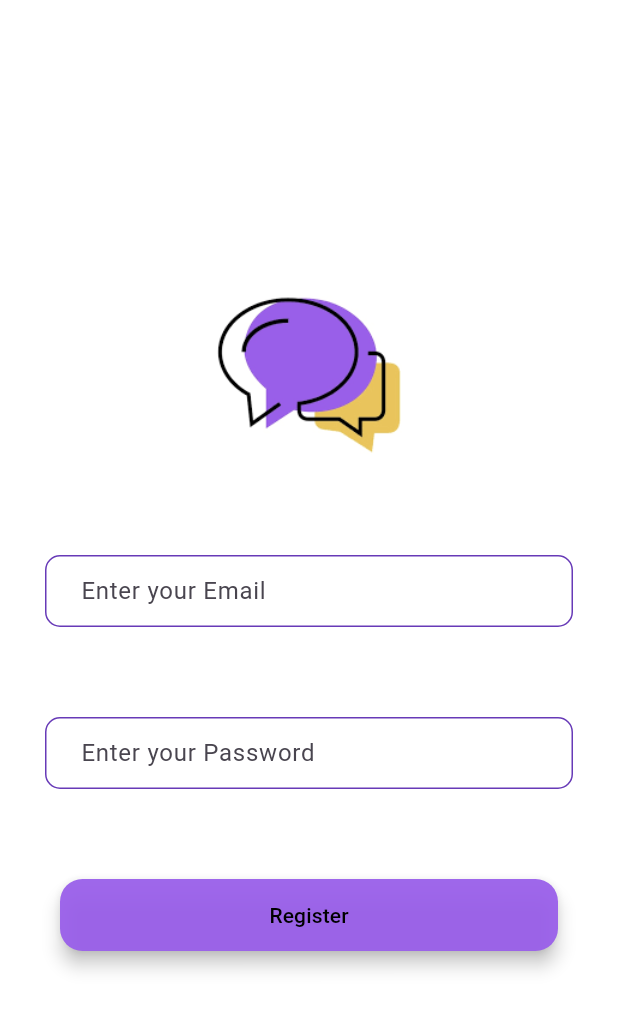
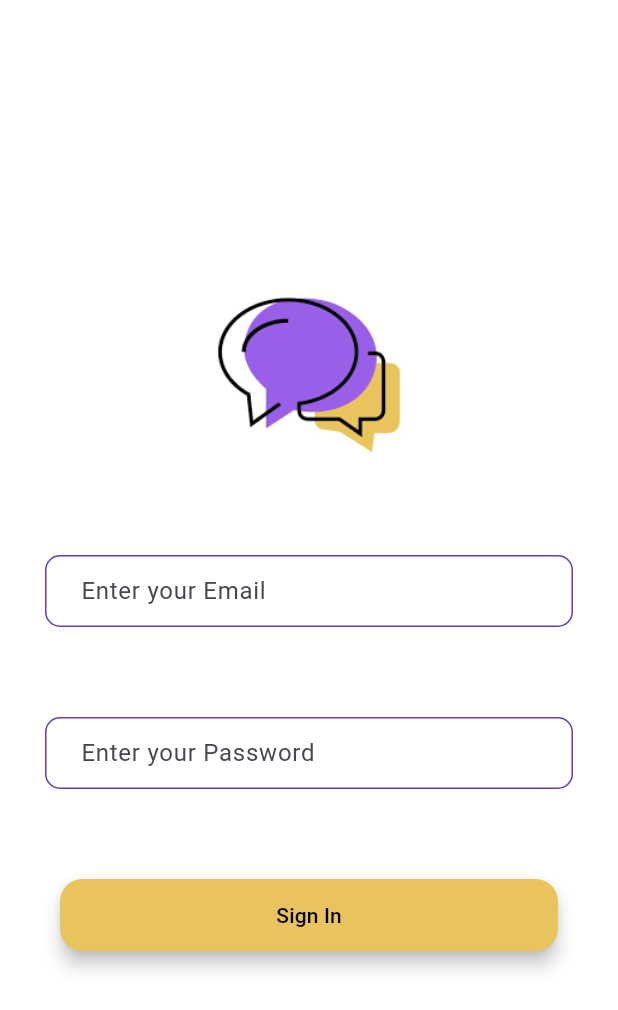
Before and after one commit to olaallm/MessageMe_App, a Flutter app: the screen it shows after launch, on a phone screen of 412 x 824 dp. Shown: the top 1010 px of the screen. Run offline on Flutter 3.47's test engine with Material 3 defaults, Android fonts, the light colour scheme and no system bars.

Commit message:
Login Screen

```diff
--- /dev/null
+++ b/lib/Screens/LoginScreen.dart
@@ -0,0 +1,36 @@
+import 'package:flutter/material.dart';
+import 'package:messageme_app/components/button.dart';
+import 'package:messageme_app/components/textField.dart';
+
+class Loginscreen extends StatefulWidget {
+  const Loginscreen({super.key});
+
+  @override
+  State<Loginscreen> createState() => _RegisterscreenState();
+}
+
+class _RegisterscreenState extends State<Loginscreen> {
+  @override
+  Widget build(BuildContext context) {
+    return Scaffold(
+      backgroundColor: Colors.white,
+      body: Column(
+        crossAxisAlignment:CrossAxisAlignment.stretch,
+        mainAxisAlignment: MainAxisAlignment.center,
+        children: [
+          Container(
+            height: 180,
+            child: Image.asset("assets/images/images.png"),
+          ),
+
+          Textfield(hintText: "Enter your Email",),
+          Textfield(hintText: "Enter your Password",),
+          Padding(
+            padding: const EdgeInsets.all(30.0),
+            child: Button(title: "Sign In", onpressed: (){}, color: Color(0xffe9c45c)),
+          ),
+        ],
+      ),
+    );
+  }
+}
--- a/lib/Screens/WelcomeScreen.dart
+++ b/lib/Screens/WelcomeScreen.dart
@@ -35,6 +35,7 @@ class _WelcomescreenState extends State<Welcomescreen> {
             ),
             SizedBox(height: 20 ,),
            Button(title: "Sign In",onpressed: (){},color: Color(0xffe9c45c)),
+            SizedBox(height: 30,),
             Button(title: "Register",onpressed: (){}, color: Color(0xff995eea), )
 
           ],
--- a/lib/main.dart
+++ b/lib/main.dart
@@ -1,5 +1,6 @@
 import 'package:flutter/cupertino.dart';
 import 'package:flutter/material.dart';
+import 'package:messageme_app/Screens/LoginScreen.dart';
 import 'package:messageme_app/Screens/RegisterScreen.dart';
 import 'package:messageme_app/Screens/WelcomeScreen.dart';
 
@@ -16,7 +17,7 @@ class MyApp extends StatelessWidget {
   Widget build(BuildContext context) {
     return MaterialApp(
       debugShowCheckedModeBanner: false,
-      home: Registerscreen(),
+      home: Loginscreen(),
     );
   }
 }
```
